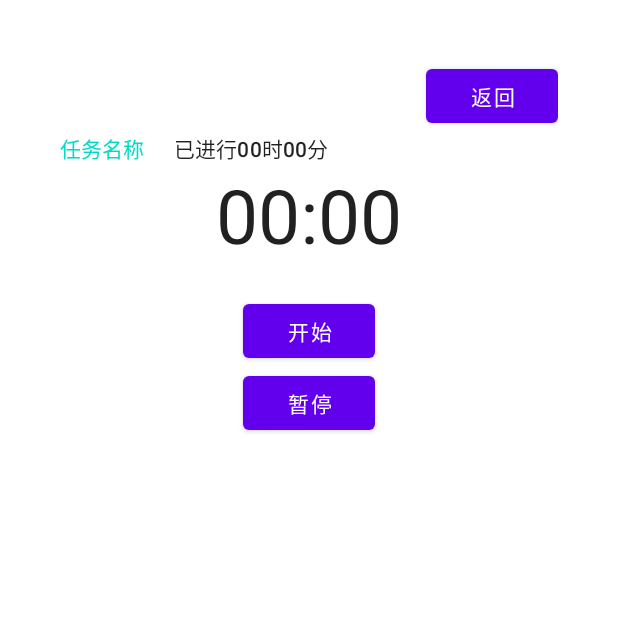
After one commit to keepgogogo/FightingChick, an Android app: the ChronometerActivity screen opened directly, with no data from a screen before it, on a phone screen of 412 x 824 dp, the top half of it. The commit adds this screen. Run offline under Robolectric (Android 15) with nearby library versions, the phone set to English and light mode, and no system bars.

Commit message:
乱七八糟的

```diff
--- /dev/null
+++ b/app/src/main/java/com/hackweek/fightingchick/ChronometerActivity.java
@@ -0,0 +1,14 @@
+package com.hackweek.fightingchick;
+
+import androidx.appcompat.app.AppCompatActivity;
+
+import android.os.Bundle;
+
+public class ChronometerActivity extends AppCompatActivity {
+
+    @Override
+    protected void onCreate(Bundle savedInstanceState) {
+        super.onCreate(savedInstanceState);
+        setContentView(R.layout.activity_chronometer);
+    }
+}
--- a/app/src/main/java/com/hackweek/fightingchick/database/FocusList.java
+++ b/app/src/main/java/com/hackweek/fightingchick/database/FocusList.java
@@ -5,10 +5,11 @@ import androidx.room.Entity;
 import androidx.room.Ignore;
 import androidx.room.PrimaryKey;
 
+import java.io.Serializable;
 import java.util.UUID;
 
 @Entity(tableName = "FocusList")
-public class FocusList {
+public class FocusList implements Serializable {
 
     public FocusList(int date, int hour, int minute, int FocusTime,
                      String whatTodo, int notice, int noticeMusic,
--- /dev/null
+++ b/app/src/main/res/layout/activity_chronometer.xml
@@ -0,0 +1,60 @@
+<?xml version="1.0" encoding="utf-8"?>
+<LinearLayout xmlns:android="http://schemas.android.com/apk/res/android"
+    xmlns:app="http://schemas.android.com/apk/res-auto"
+    xmlns:tools="http://schemas.android.com/tools"
+    android:layout_width="match_parent"
+    android:layout_height="match_parent"
+    android:padding="@dimen/big_padding"
+    android:orientation="vertical"
+    tools:context=".ChronometerActivity">
+
+    <Button
+        android:layout_height="wrap_content"
+        android:layout_width="wrap_content"
+        android:id="@+id/button_back_chronometer"
+        android:text="返回"
+        android:layout_gravity="top|right"/>
+
+    <LinearLayout
+        android:layout_width="match_parent"
+        android:layout_height="wrap_content"
+        android:orientation="horizontal">
+
+        <TextView
+            android:id="@+id/chronometer_task_name"
+            android:layout_width="wrap_content"
+            android:layout_height="wrap_content"
+            android:textColor="@color/colorAccent"
+            android:text="任务名称"/>
+        <TextView
+            android:id="@+id/chronometer_task_passed_time"
+            android:layout_marginLeft="@dimen/small_padding"
+            android:layout_width="wrap_content"
+            android:layout_height="wrap_content"
+            android:text="已进行00时00分"
+            android:textAppearance="@style/TextAppearance.MaterialComponents.Subtitle2"/>
+    </LinearLayout>
+
+    <Chronometer
+        android:id="@+id/chronometer"
+        android:layout_gravity="center_horizontal"
+        android:layout_width="wrap_content"
+        android:layout_height="wrap_content"
+        android:textSize="50sp"/>
+
+    <Button
+        android:layout_marginTop="@dimen/small_padding"
+        android:id="@+id/button_start_chronometer"
+        android:layout_width="wrap_content"
+        android:layout_height="wrap_content"
+        android:layout_gravity="center_horizontal"
+        android:text="开始"/>
+
+    <Button
+        android:id="@+id/button_pause_chronometer"
+        android:layout_width="wrap_content"
+        android:layout_height="wrap_content"
+        android:layout_gravity="center_horizontal"
+        android:text="暂停"/>
+
+</LinearLayout>
--- a/app/src/main/res/values/strings.xml
+++ b/app/src/main/res/values/strings.xml
@@ -4,6 +4,9 @@
     <string name="developer_info">版本1.0 开发团队</string>
     <string name="privacy_policy">用户协议和隐私条款...TODO!!</string><!--TODO-->
     <string name="privacy_policy_agreed">已同意<u>用户协议与隐私条例</u></string>
+    <string name="channel_name">Notification channel for FightingChick</string>
+    <string name="channel_description">Notification channel for FightingChick without descriptions</string>
+    <string name="channel_id">ThisIsDefinitelyAUniqueId</string>
     <string name="add_notification"><u>应用到闹钟提示界面</u></string>
     <!-- 以下为SharedPreferences中的键 -->
     <string name="saved_agreed_key">已通过用户协议</string>
```
Also changed, not shown: app/src/main/AndroidManifest.xml (+7 -3 lines), app/src/main/java/com/hackweek/fightingchick/SplashActivity.java (+32 -0 lines), app/src/main/java/com/hackweek/fightingchick/utility/TodoNotificationService.java (+52 -4 lines).
